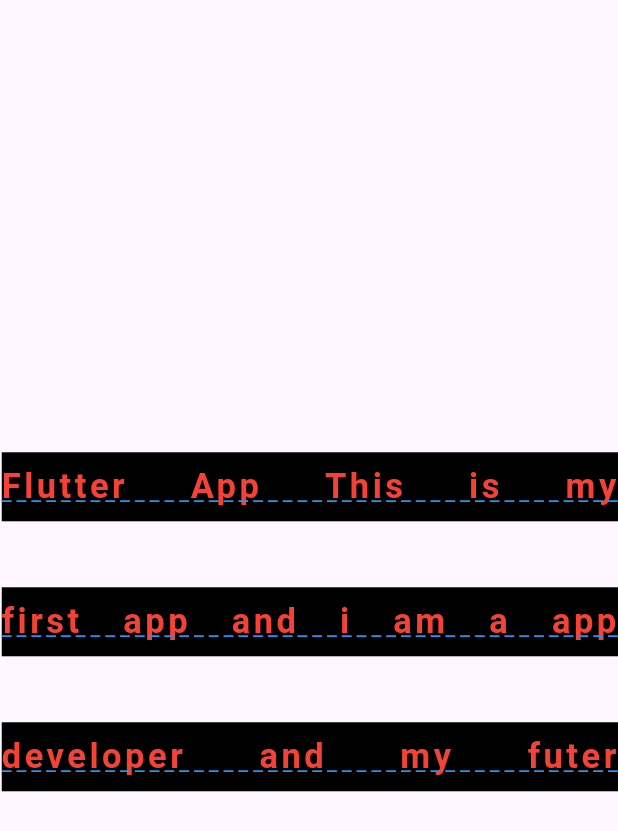
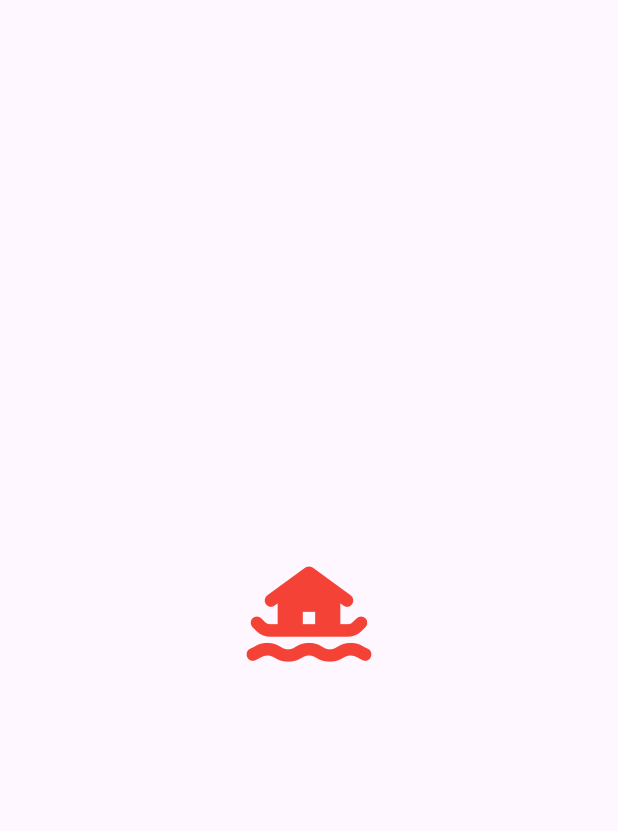
Before and after one commit to Mahafujmr/flutter_all_weiget_practice, a Flutter app: the screen it shows after launch, on a phone screen of 412 x 824 dp. Shown: the top 831 px of the screen. Run offline on Flutter 3.47's test engine with Material 3 defaults, Android fonts, the phone set to English and light mode, and no system bars.

Commit message:
flutter center widget

```diff
--- a/lib/center_widget.dart
+++ b/lib/center_widget.dart
@@ -0,0 +1,21 @@
+// flutter center widget
+import 'package:flutter/material.dart';
+
+class CenterWidget extends StatelessWidget {
+  const CenterWidget({super.key});
+  @override
+  Widget build(BuildContext context) {
+    return Scaffold(
+      // center widget always time show screen middle
+      // center widget all time support one child
+      body: Center(
+        child: Icon(
+          Icons.houseboat_rounded,
+          color: Colors.red,
+          size: 100,
+          weight: 200,
+        ),
+      ),
+    );
+  }
+}
--- a/lib/main.dart
+++ b/lib/main.dart
@@ -1,5 +1,5 @@
 import 'package:flutter/material.dart';
-import 'package:flutter_all_widget_practice/text_widget.dart';
+import 'package:flutter_all_widget_practice/center_widget.dart';
 
 void main() {
   runApp(MyApp());
@@ -23,10 +23,10 @@ class MyApp extends StatelessWidget {
       // app launch and first screen show
       //initialRoute: ,
       color: Colors.red,
+
       // builder is call back function
       //builder: (context, child) => ,
-
-      home: TextWidget(),
+      home: CenterWidget(),
     );
   }
 }
```
Also changed, not shown: lib/text_widget.dart (+10 -9 lines), 1 other file.
